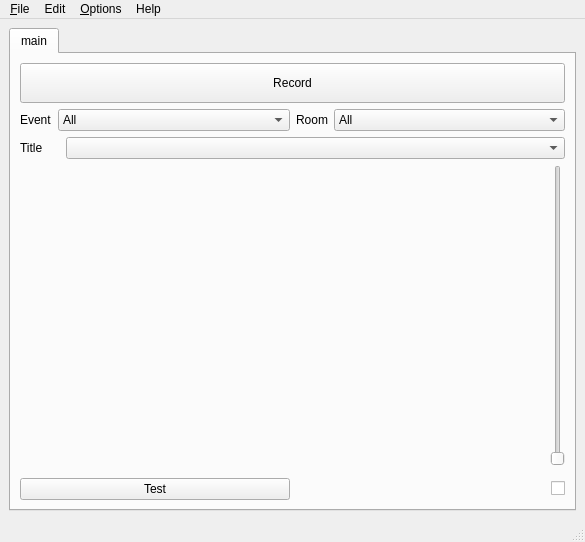
The window that src/freeseer/frontend/default/forms/freeseer_ui_qt.ui (Freeseer/freeseer) describes before a commit, drawn with Qt 5.
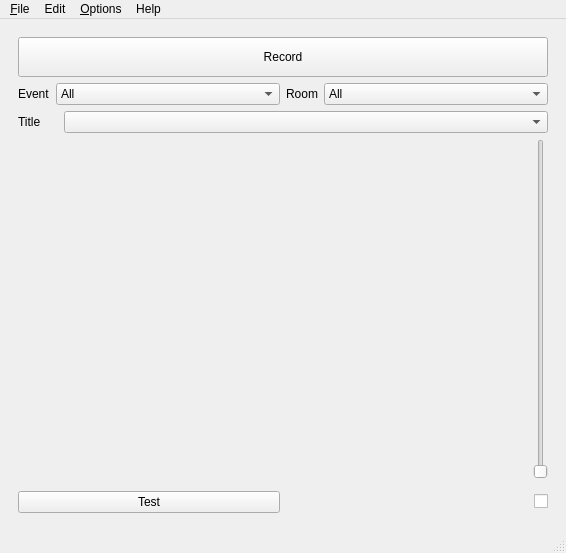
The same window after the commit. Icons and pictures are not drawn.

Commit message: change default UI widget from tabbed widget to a plain widget as there is now only a single tab.

The edit to the form file:
```diff
--- a/src/freeseer/frontend/default/forms/freeseer_ui_qt.ui
+++ b/src/freeseer/frontend/default/forms/freeseer_ui_qt.ui
@@ -6,8 +6,8 @@
    <rect>
     <x>0</x>
     <y>0</y>
-    <width>585</width>
-    <height>542</height>
+    <width>566</width>
+    <height>553</height>
    </rect>
   </property>
   <property name="windowTitle">
@@ -23,32 +23,10 @@
    </property>
    <layout class="QHBoxLayout" name="horizontalLayout_4">
     <item>
-     <widget class="QTabWidget" name="editTab">
+     <widget class="QWidget" name="editTab" native="true">
       <property name="enabled">
        <bool>true</bool>
       </property>
-      <property name="tabPosition">
-       <enum>QTabWidget::North</enum>
-      </property>
-      <property name="currentIndex">
-       <number>0</number>
-      </property>
-      <property name="elideMode">
-       <enum>Qt::ElideNone</enum>
-      </property>
-      <property name="usesScrollButtons">
-       <bool>true</bool>
-      </property>
-      <property name="documentMode">
-       <bool>false</bool>
-      </property>
-      <property name="tabsClosable">
-       <bool>false</bool>
-      </property>
-      <widget class="QWidget" name="main">
-       <attribute name="title">
-        <string>main</string>
-       </attribute>
        <layout class="QVBoxLayout" name="verticalLayout_2">
         <item>
          <widget class="QPushButton" name="recordButton">
@@ -229,7 +207,6 @@
         </item>
        </layout>
       </widget>
-     </widget>
     </item>
    </layout>
   </widget>
@@ -239,7 +216,7 @@
     <rect>
      <x>0</x>
      <y>0</y>
-     <width>585</width>
+     <width>566</width>
      <height>26</height>
     </rect>
    </property>
```
Left out of the diff: 86 changed lines with no effect on the pictures. Lines whose indentation alone changed are shown as unchanged.
